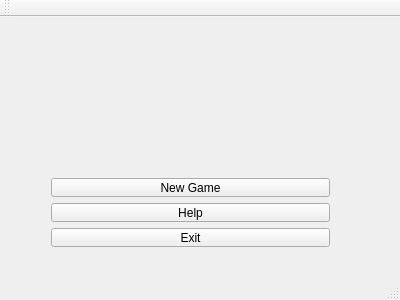
Old version of the form forms/mainwindow.ui in the repository tuxflo/Memory_Qt_GUI.
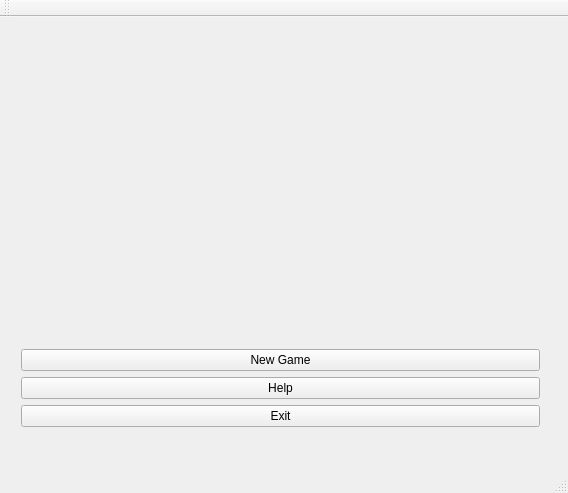
New version of the form.

```diff
--- a/forms/mainwindow.ui
+++ b/forms/mainwindow.ui
@@ -6,36 +6,38 @@
    <rect>
     <x>0</x>
     <y>0</y>
-    <width>400</width>
-    <height>300</height>
+    <width>568</width>
+    <height>493</height>
    </rect>
   </property>
   <property name="windowTitle">
    <string>QMemory Main Menu</string>
   </property>
   <widget class="QWidget" name="centralWidget">
-   <widget class="QLabel" name="mainPicture">
+   <widget class="QWidget" name="">
     <property name="geometry">
      <rect>
-      <x>30</x>
+      <x>10</x>
       <y>20</y>
-      <width>321</width>
-      <height>101</height>
+      <width>541</width>
+      <height>401</height>
      </rect>
+    </property>
+    <layout class="QGridLayout" name="gridLayout">
+     <item row="0" column="0">
+      <widget class="QLabel" name="mainPicture">
+       <property name="sizePolicy">
+        <sizepolicy hsizetype="Preferred" vsizetype="Preferred">
+         <horstretch>0</horstretch>
+         <verstretch>5</verstretch>
+        </sizepolicy>
     </property>
     <property name="text">
      <string/>
     </property>
    </widget>
-   <widget class="QWidget" name="">
-    <property name="geometry">
-     <rect>
-      <x>40</x>
-      <y>150</y>
-      <width>301</width>
-      <height>91</height>
-     </rect>
-    </property>
+     </item>
+     <item row="1" column="0">
     <layout class="QVBoxLayout" name="verticalLayout">
      <item>
       <widget class="QPushButton" name="new_game_button">
@@ -59,6 +61,8 @@
       </widget>
      </item>
     </layout>
+     </item>
+    </layout>
    </widget>
   </widget>
   <widget class="QMenuBar" name="menuBar">
```
Left out of the diff: 5 changed lines with no effect on the pictures. Lines whose indentation alone changed are shown as unchanged.
